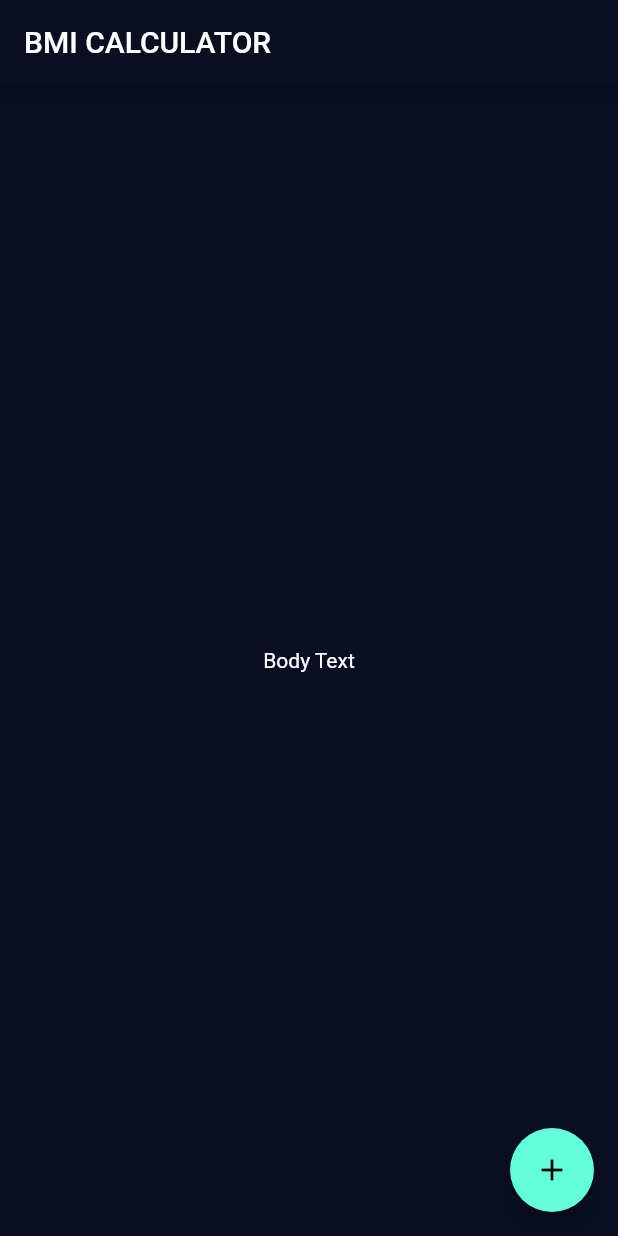
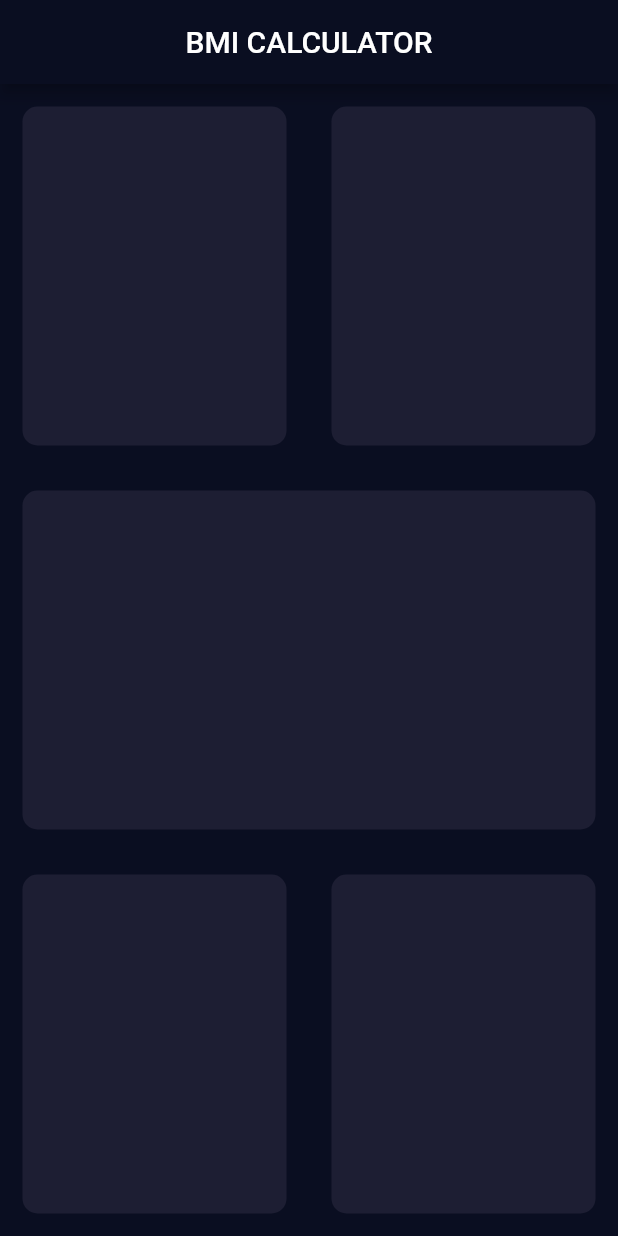
Before and after one commit to anshulkataria4/anshulkataria4-gmail.com, a Flutter app: the screen it shows after launch, on a phone screen of 412 x 824 dp. Run offline on Flutter 3.47's test engine with Material 2 defaults, Android fonts, the phone set to English and light mode, and no system bars.

Commit message:
added expanded widget to add height and width automatically

```diff
--- a/lib/input_page.dart
+++ b/lib/input_page.dart
@@ -1,4 +1,5 @@
 import 'package:flutter/material.dart';
+
 class InputPage extends StatefulWidget {
   @override
   _InputPageState createState() => _InputPageState();
@@ -9,14 +10,68 @@ class _InputPageState extends State<InputPage> {
   Widget build(BuildContext context) {
     return Scaffold(
       appBar: AppBar(
-        title: Text('BMI CALCULATOR'),
+        title: Center(child: Text('BMI CALCULATOR')),
       ),
-      body: Center(
-        child: Text('Body Text'),
-      ),
-      floatingActionButton: FloatingActionButton(
-        child: Icon(Icons.add),
-        onPressed: null,
+      body: Column(
+        children: <Widget>[
+          Expanded(
+            child: Row(
+              children: <Widget>[
+                Expanded(
+                  child: Container(
+                    margin: EdgeInsets.all(15),
+                    decoration: BoxDecoration(
+                      color: Color(0xFF1D1E33),
+                      borderRadius: BorderRadius.circular(10),
+                    ),
+                  ),
+                ),
+                Expanded(
+                  child: Container(
+                    margin: EdgeInsets.all(15),
+                    decoration: BoxDecoration(
+                      color: Color(0xFF1D1E33),
+                      borderRadius: BorderRadius.circular(10),
+                    ),
+                  ),
+                )
+              ],
+            ),
+          ),
+          Expanded(
+            child: Container(
+              margin: EdgeInsets.all(15),
+              decoration: BoxDecoration(
+                color: Color(0xFF1D1E33),
+                borderRadius: BorderRadius.circular(10),
+              ),
+            ),
+          ),
+          Expanded(
+            child: Row(
+              children: <Widget>[
+                Expanded(
+                  child: Container(
+                    margin: EdgeInsets.all(15),
+                    decoration: BoxDecoration(
+                      color: Color(0xFF1D1E33),
+                      borderRadius: BorderRadius.circular(10),
+                    ),
+                  ),
+                ),
+                Expanded(
+                  child: Container(
+                    margin: EdgeInsets.all(15),
+                    decoration: BoxDecoration(
+                      color: Color(0xFF1D1E33),
+                      borderRadius: BorderRadius.circular(10),
+                    ),
+                  ),
+                ),
+              ],
+            ),
+          )
+        ],
       ),
     );
   }
```
